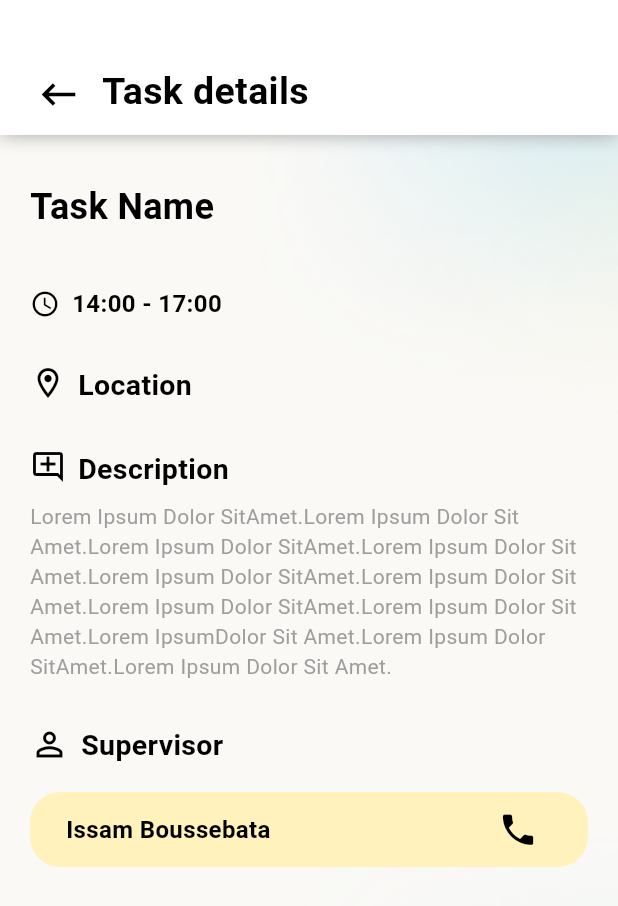
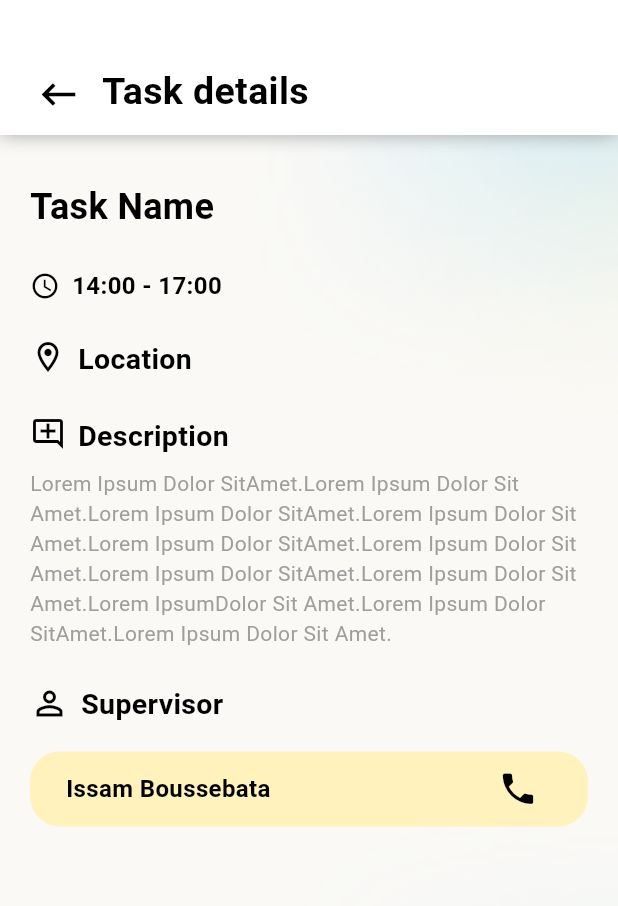
Before and after one commit to oussamakafif/Organizer-App-DH, a Flutter app: the Home screen opened directly with sample values from the repository, after a tap on "Task name", on a phone screen of 412 x 824 dp. Shown: the top 906 px of the screen. Run offline on Flutter 3.47's test engine with Material 3 defaults, Android fonts, the phone set to English and light mode, and no system bars; our stand-ins replace cloud_firestore, firebase_auth, firebase_core; missing offline and left inert: dart:ffi; accounts and stored records are empty; generated files the repository leaves out were written again.

Commit message:
Adding Apk

```diff
--- a/lib/Home.dart
+++ b/lib/Home.dart
@@ -13,10 +13,12 @@ class Home extends StatelessWidget {
   @override
   Widget build(BuildContext context) {
     return Scaffold(
-      body: Container(
-        padding: EdgeInsetsGeometry.fromLTRB(20, 35, 20, 0),
+      body: SingleChildScrollView(
+        child: Container(
+          padding: const EdgeInsets.fromLTRB(20, 35, 20, 0),
           child: Column(
             children: <Widget>[
+              // --- BARRE D'ENTÊTE (PROFIL & STATUT) ---
               Row(
                 mainAxisAlignment: MainAxisAlignment.spaceBetween,
                 children: <Widget>[
@@ -25,31 +27,25 @@ class Home extends StatelessWidget {
                       print("suii");
                     },
                     icon: CircleAvatar(
-                    foregroundImage: AssetImage(loginUser.profileImage !),
+                      foregroundImage: AssetImage(loginUser.profileImage!),
                       radius: 25,
                     ),
                   ),
-                Container(
-
-                  width: 158.29,
-                  child: Row(
-                    mainAxisAlignment: MainAxisAlignment.spaceAround,
+                  Row(
                     children: [
-                      Container(
-                        width: 106,
-                        child: Row(
-                          mainAxisAlignment: MainAxisAlignment.spaceAround,
+                      Row(
                         children: <Widget>[
                           Container(
                             height: 15.29,
                             width: 15.29,
-                              decoration: BoxDecoration(
+                            decoration: const BoxDecoration(
                               shape: BoxShape.circle,
                               color: Colors.green,
                             ),
                           ),
-                            Text(
-                              "Availlable",
+                          const SizedBox(width: 5),
+                          const Text(
+                            "Available",
                             style: TextStyle(
                               fontSize: 17.48,
                               color: Colors.black,
@@ -57,30 +53,35 @@ class Home extends StatelessWidget {
                           ),
                         ],
                       ),
+                      IconButton(
+                        onPressed: () {
+                          Navigator.push(
+                            context,
+                            MaterialPageRoute(
+                              builder: (context) => Notification2(loginUser: loginUser),
                             ),
-                      IconButton(onPressed: () {
-                        Navigator.push(context,
-                          MaterialPageRoute(builder: (context) => Notification2(loginUser: loginUser)),
                           );
-                      }, icon: Icon(
+                        },
+                        icon: const Icon(
                           Icons.notifications,
                           size: 36,
                           color: Colors.black87,
-                      ),)
-                    ],
                         ),
                       ),
                     ],
                   ),
-            SizedBox(height: 23.92),
-            Container(
-              child: Column(
+                ],
+              ),
+              const SizedBox(height: 23.92),
+
+              // --- BIENVENUE & CARD BANNER ---
+              Column(
                 mainAxisAlignment: MainAxisAlignment.spaceAround,
                 crossAxisAlignment: CrossAxisAlignment.center,
                 children: <Widget>[
                   Row(
                     children: [
-                      Text(
+                      const Text(
                         'Welcome ',
                         style: TextStyle(
                           color: Colors.black,
@@ -89,24 +90,24 @@ class Home extends StatelessWidget {
                         ),
                       ),
                       Text(
-                        loginUser.name.nom,                        style: TextStyle(
+                        loginUser.name.nom,
+                        style: const TextStyle(
                           color: Colors.blue,
                           fontSize: 28,
                           fontWeight: FontWeight.w600,
                         ),
                       ),
-
                     ],
-                  ),
-                  SizedBox(height: 24),
+                  ), // L'erreur venait d'ici (la Column n'était pas fermée)
+                  const SizedBox(height: 24),
                   Container(
                     height: 132,
-                    padding: EdgeInsetsGeometry.fromLTRB(20, 20, 20, 20),
-                    decoration: BoxDecoration(
+                    padding: const EdgeInsets.fromLTRB(20, 20, 20, 20),
+                    decoration: const BoxDecoration(
                       borderRadius: BorderRadius.all(Radius.circular(24)),
                       color: Color(0xFF003E7C),
                     ),
-                    child: Row(
+                    child: const Row(
                       children: <Widget>[
                         Image(
                           image: AssetImage('assets/Logo - Datahack.png'),
@@ -129,15 +130,15 @@ class Home extends StatelessWidget {
                   ),
                 ],
               ),
-            ),
-            SizedBox(height: 23),
-            Container(
-              child: Column(
+              const SizedBox(height: 23),
+
+              // --- SECTION MY TASKS ---
+              Column(
                 children: <Widget>[
                   Row(
                     mainAxisAlignment: MainAxisAlignment.spaceBetween,
                     children: <Widget>[
-                      Text(
+                      const Text(
                         'My Tasks',
                         style: TextStyle(
                           fontSize: 20,
@@ -147,26 +148,31 @@ class Home extends StatelessWidget {
                       ),
                       TextButton(
                         onPressed: () {
-                          Navigator.push(context,
-                            MaterialPageRoute(builder: (context) => Alltasks(loginUser: loginUser)),
+                          Navigator.push(
+                            context,
+                            MaterialPageRoute(
+                              builder: (context) => Alltasks(loginUser: loginUser),
+                            ),
                           );
                         },
-                        child: Text("View All",
+                        child: const Text(
+                          "View All",
                           style: TextStyle(
                             color: Colors.blue,
                             fontSize: 14,
                             fontWeight: FontWeight.w700,
                           ),
                         ),
-
                       ),
                     ],
                   ),
-                  SizedBox(height: 5),
+                  const SizedBox(height: 5),
+
+                  // --- CURRENT TASK CARD ---
                   Container(
-                    padding: EdgeInsetsGeometry.fromLTRB(20, 20, 20, 20),
+                    padding: const EdgeInsets.fromLTRB(20, 20, 20, 20),
                     height: 299,
-                    decoration: BoxDecoration(
+                    decoration: const BoxDecoration(
                       color: Colors.white,
                       boxShadow: [
                         BoxShadow(
@@ -180,7 +186,7 @@ class Home extends StatelessWidget {
                     child: Column(
                       mainAxisAlignment: MainAxisAlignment.spaceBetween,
                       children: <Widget>[
-                        Row(
+                        const Row(
                           crossAxisAlignment: CrossAxisAlignment.start,
                           children: <Widget>[
                             Text(
@@ -193,7 +199,7 @@ class Home extends StatelessWidget {
                             ),
                           ],
                         ),
-                        Row(
+                        const Row(
                           mainAxisAlignment: MainAxisAlignment.spaceBetween,
                           children: <Widget>[
                             Text(
@@ -214,7 +220,7 @@ class Home extends StatelessWidget {
                             ),
                           ],
                         ),
-                        Row(
+                        const Row(
                           mainAxisAlignment: MainAxisAlignment.start,
                           children: <Widget>[
                             Icon(
@@ -233,7 +239,7 @@ class Home extends StatelessWidget {
                             ),
                           ],
                         ),
-                        Row(
+                        const Row(
                           mainAxisAlignment: MainAxisAlignment.start,
                           children: <Widget>[
                             Text(
@@ -255,7 +261,7 @@ class Home extends StatelessWidget {
                                 SupInfo(name: "Boussebata Issam"),
                               ],
                             ),
-                            SizedBox(height: 8),
+                            const SizedBox(height: 8),
                             Row(
                               mainAxisAlignment: MainAxisAlignment.spaceBetween,
                               children: <Widget>[
@@ -267,21 +273,26 @@ class Home extends StatelessWidget {
                       ],
                     ),
                   ),
-                  SizedBox(height: 10),
+                  const SizedBox(height: 10),
+
+                  // --- DETAILED TASK ITEM ---
                   GestureDetector(
                     behavior: HitTestBehavior.opaque,
-                onTap: () => Navigator.push(context,
-                  MaterialPageRoute(builder: (context)=> TaskDetails(loginUser: loginUser) ),
-                )
-                ,child:Container(
+                    onTap: () => Navigator.push(
+                      context,
+                      MaterialPageRoute(
+                        builder: (context) => TaskDetails(loginUser: loginUser),
+                      ),
+                    ),
+                    child: Container(
                       height: 90,
-                    width: 500,
-                    decoration: BoxDecoration(
+                      width: double.infinity,
+                      decoration: const BoxDecoration(
                         color: Color(0xFFB2E3FF),
                         borderRadius: BorderRadius.all(Radius.circular(24)),
                       ),
-                    padding: EdgeInsetsGeometry.fromLTRB(17.5, 12, 17.5, 12),
-                    child: Column(
+                      padding: const EdgeInsets.fromLTRB(17.5, 12, 17.5, 12),
+                      child: const Column(
                         mainAxisAlignment: MainAxisAlignment.spaceBetween,
                         children: <Widget>[
                           Row(
@@ -342,8 +353,8 @@ class Home extends StatelessWidget {
                   ),
                 ],
               ),
+            ],
           ),
-          ],
         ),
       ),
     );
--- a/lib/Indiv task.dart
+++ b/lib/Indiv task.dart
@@ -13,7 +13,7 @@ class Indivtask extends StatelessWidget {
         children: [
           Container(
       height: 90,
-      width: 500,
+      width: double.infinity,
       decoration: BoxDecoration(
         color: Color(0xFFB2E3FF),
         borderRadius: BorderRadius.all(Radius.circular(24)),
@@ -83,7 +83,7 @@ class Indivtask extends StatelessWidget {
 
             Container(
               height: 90,
-              width: 500,
+              width: double.infinity,
               decoration: BoxDecoration(
                 color: Colors.white.withOpacity(0.43),
                 borderRadius: BorderRadius.all(Radius.circular(24)),
--- a/lib/Notification.dart
+++ b/lib/Notification.dart
@@ -14,7 +14,8 @@ class Notification2 extends StatelessWidget {
         title: "Notifications",
         destination: Home(loginUser: loginUser),
         icono: false,),
-      body: Container(
+      body: SingleChildScrollView(
+        child: Container(
           padding: EdgeInsetsGeometry.fromLTRB(17, 45, 23, 0),
           child: Column(
             children: <Widget>[
@@ -283,6 +284,7 @@ class Notification2 extends StatelessWidget {
             ],
           ),
         ),
+      ),
     );
   }
 }
--- a/lib/Task_Details.dart
+++ b/lib/Task_Details.dart
@@ -58,8 +58,6 @@ class TaskDetails extends StatelessWidget {
           image: DecorationImage(image: AssetImage("assets/Task Details.png"), fit: BoxFit.fill),
         ),
         padding: EdgeInsetsGeometry.fromLTRB(20, 31, 20, 0),
-        child: Container(
-
         child: Column(
           mainAxisAlignment: MainAxisAlignment.start,
           crossAxisAlignment: CrossAxisAlignment.start,
@@ -72,12 +70,7 @@ class TaskDetails extends StatelessWidget {
                 fontWeight: FontWeight.w700,
               ),
             ),
-              SizedBox(height: 36),
-              Container(
-                height: 387.08,
-                child: Column(
-                  mainAxisAlignment: MainAxisAlignment.spaceBetween,
-                  children: <Widget>[
+            SizedBox(height: 24),
             Row(
               children: [
                 Icon(Icons.access_time, size: 20, color: Colors.black),
@@ -92,6 +85,7 @@ class TaskDetails extends StatelessWidget {
                 ),
               ],
             ),
+            SizedBox(height: 24),
             Row(
               crossAxisAlignment: CrossAxisAlignment.start,
               children: <Widget>[
@@ -108,6 +102,7 @@ class TaskDetails extends StatelessWidget {
 
               ],
             ),
+            SizedBox(height: 24),
             Column(
               crossAxisAlignment: CrossAxisAlignment.start,
               children: <Widget>[
@@ -139,6 +134,7 @@ class TaskDetails extends StatelessWidget {
                 )
               ],
             ),
+            SizedBox(height: 24),
             Column(
               crossAxisAlignment: CrossAxisAlignment.start,
               children: <Widget>[
@@ -160,7 +156,7 @@ class TaskDetails extends StatelessWidget {
                     ),
                   ],
                 ),
-                        SizedBox(height:18,),
+                SizedBox(height: 18,),
                 Container(
                   height: 50,
                   padding: EdgeInsetsGeometry.fromLTRB(24, 0, 33.21, 0),
@@ -175,7 +171,7 @@ class TaskDetails extends StatelessWidget {
                         "Issam Boussebata",style: TextStyle(
                         color: Colors.black,
                         fontSize: 16,
-                              fontWeight: FontWeight.w700,)
+                      fontWeight: FontWeight.w700)
                       ),
                       Icon(Icons.phone,size: 27  ,color: Colors.black,),
                     ],
@@ -183,12 +179,8 @@ class TaskDetails extends StatelessWidget {
                   ),
                 )
               ],
-                    )
-                  ],
-                ),
             ),
           ],
-          ),
         ),
       ),
     );
--- a/lib/log_in.dart
+++ b/lib/log_in.dart
@@ -218,7 +218,7 @@ class _LoginState extends State<Login> {
                         onPressed: _isLoading ? null : _handleLogin,
                         style: ElevatedButton.styleFrom(
                           backgroundColor: Colors.blue,
-                          fixedSize: Size(600, 62),
+                          minimumSize: Size(double.infinity, 62),
                           shape: RoundedRectangleBorder(
                             borderRadius: BorderRadius.circular(50),
                           ),
--- a/lib/task_card.dart
+++ b/lib/task_card.dart
@@ -28,7 +28,7 @@ class TaskCard extends StatelessWidget {
             child: Text(
               taskName,
               style: TextStyle(
-                fontSize: 27,
+                fontSize: 16,
                 color: Colors.black,
                 fontWeight: FontWeight.w400,
               ),
@@ -37,7 +37,7 @@ class TaskCard extends StatelessWidget {
           Text(
             timePeriod,
             style: TextStyle(
-              fontSize: 27,
+              fontSize: 16,
               color: Colors.black,
               fontWeight: FontWeight.w400,
             ),
```
Also changed, not shown: lib/appbarr_for_home.dart (+2 -7 lines), lib/profile.dart (+10 -12 lines). Lines whose indentation alone changed are shown as unchanged.
